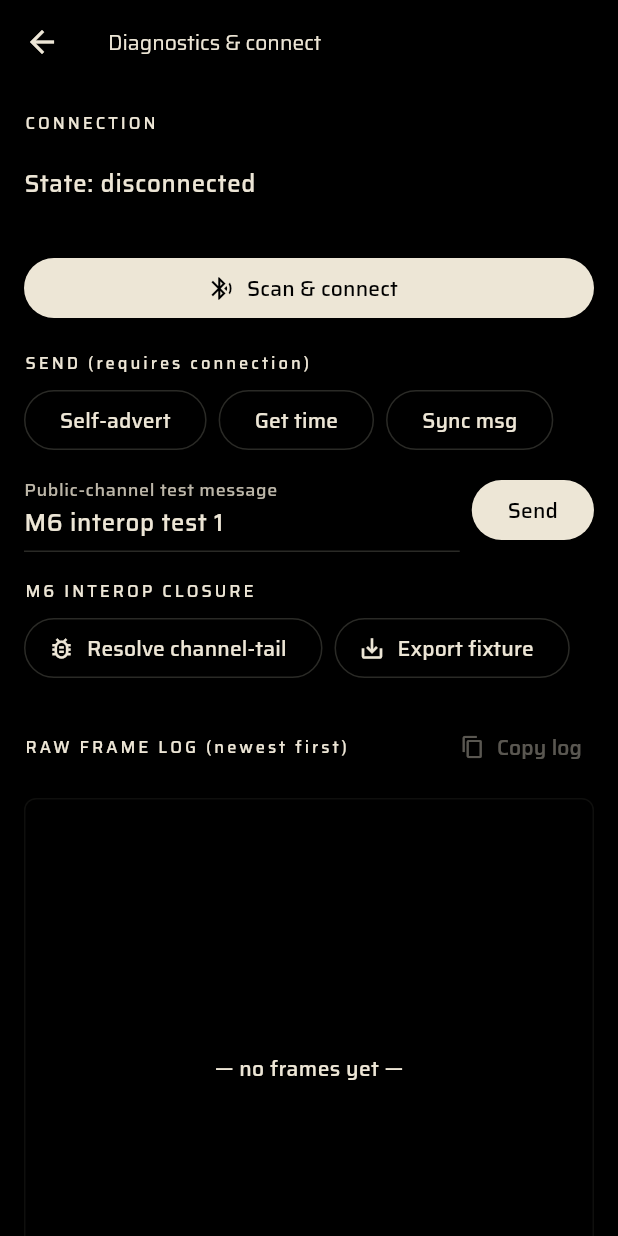
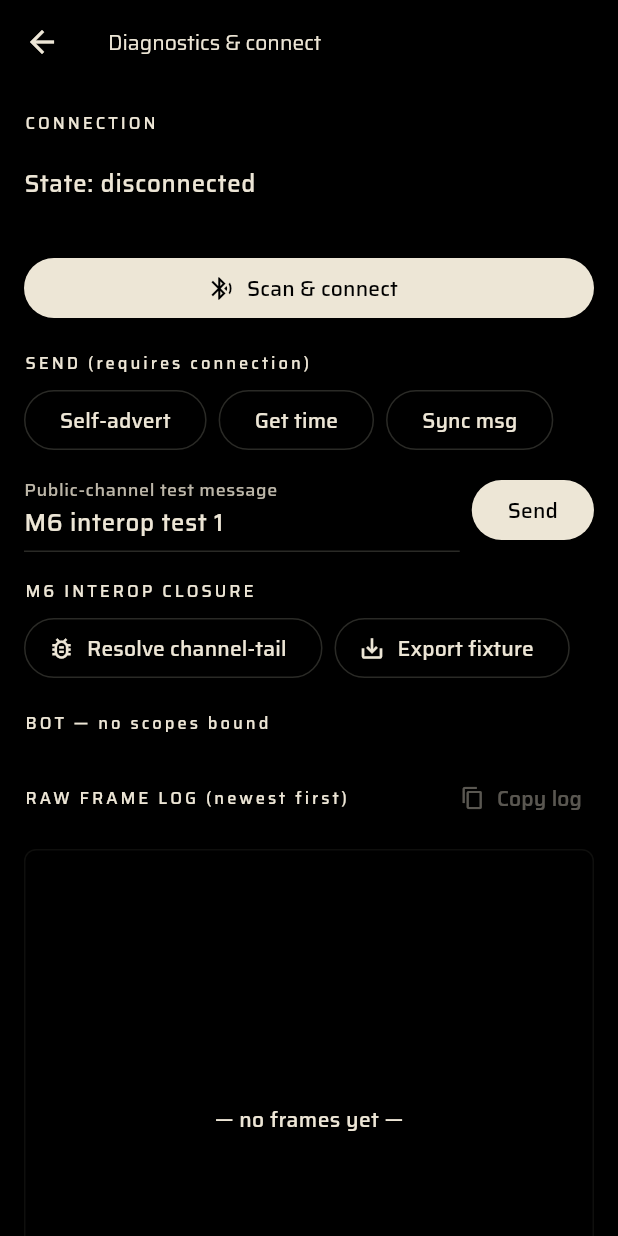
Before and after one commit to IoTone/meshmore-sns, a Flutter app: the DiagnosticsScreen screen opened directly, on a phone screen of 412 x 824 dp. Run offline on Flutter 3.47's test engine with Material 3 defaults, Android fonts, the phone set to English and light mode, and no system bars; our stand-ins replace audioplayers, flutter_blue_plus, flutter_compass, flutter_map, flutter_native_splash, flutter_tts and 9 more; missing offline and left inert: cryptography, flutter_foreground_task, markdown, pointycastle; accounts and stored records are empty.

Commit message:
R59: a soak run now produces evidence you can carry off the phone
Per-scope counters were already visible in each sheet, but a soak is
read AFTERWARDS, often by someone who did not configure it. "Which
scopes were running, what did they do, can I replay it" should be one
screen rather than a tour of every channel and peer.

Adds a BOT SOAK panel to Diagnostics: totals across all scopes, then a
line per scope showing on/off, rx/tx, mode and -- in random mode -- the
seed. Plus a copy button for a JSON report.

The report deliberately carries mode, seed and the reply counter next
to the counts. Those three plus the rulepack are what make a run
reproducible, and a result nobody can replay is not a result. The
rulepack itself is FLAGGED rather than dumped (customRulepack:
true/false) -- it can be long, it is already in the editor, and what
the reader needs to know is whether the default was in play.

Disabled scopes are still reported, because "bound but switched off"
and "never bound" are different findings after a soak. An unused bot
reports an empty scope list rather than failing, and the panel says "no
scopes bound" rather than rendering an empty table that reads like a
broken readout.

606 tests, 0 failures (+8, plus one test host that needed the
provider). flutter analyze lib test clean.

Co-Authored-By: Claude Opus 5 (1M context) <noreply@anthropic.com>

```diff
--- a/meshmore_sns_app/responsive_starter_app/lib/screens/diagnostics_screen.dart
+++ b/meshmore_sns_app/responsive_starter_app/lib/screens/diagnostics_screen.dart
@@ -7,6 +7,9 @@ import 'package:flutter/services.dart';
 import 'package:meshcore/meshcore.dart';
 import 'package:provider/provider.dart';
 
+import '../bot/bot_controller.dart';
+import '../bot/bot_guards.dart';
+import '../bot/responder.dart';
 import '../gen/app_localizations.dart';
 import '../ui/mm_scaffold.dart';
 import '../meshcore/meshcore_connection.dart';
@@ -279,6 +282,9 @@ class _DiagnosticsScreenState extends State<DiagnosticsScreen> {
                 ],
               ),
             ),
+          // R59 — soak evidence. Per-scope counters aggregated here so a
+          // run can be read and exported without opening each sheet.
+          const _BotSoakPanel(),
           Padding(
             padding: const EdgeInsets.fromLTRB(16, 18, 8, 6),
             child: Row(
@@ -367,3 +373,82 @@ class _DiagnosticsScreenState extends State<DiagnosticsScreen> {
     }
   }
 }
+
+/// R59 — bot soak counters, aggregated across every bound scope.
+///
+/// Lives on Diagnostics rather than only in the per-scope sheets
+/// because a soak run is read *afterwards*, often by someone who was
+/// not the one who configured it. "Which scopes were running, what did
+/// they do, and can I replay it" should be one screen, not a tour.
+class _BotSoakPanel extends StatelessWidget {
+  const _BotSoakPanel();
+
+  @override
+  Widget build(BuildContext context) {
+    final ColorScheme cs = Theme.of(context).colorScheme;
+    final BotController bot = context.watch<BotController>();
+    final List<MapEntry<String, BotBinding>> scopes =
+        bot.bindings.entries.toList();
+
+    // Nothing has ever been bound — say so plainly rather than showing
+    // an empty table that looks like a broken readout.
+    if (scopes.isEmpty) {
+      return const Padding(
+        padding: EdgeInsets.fromLTRB(16, 18, 16, 0),
+        child: Text('BOT — no scopes bound',
+            style: TextStyle(fontSize: 11, letterSpacing: 2)),
+      );
+    }
+
+    final BotCounters t = bot.totals();
+    const TextStyle mono =
+        TextStyle(fontFamily: 'JetBrains Mono', fontSize: 11);
+
+    return Padding(
+      padding: const EdgeInsets.fromLTRB(16, 18, 16, 0),
+      child: Column(
+        crossAxisAlignment: CrossAxisAlignment.start,
+        children: <Widget>[
+          Text('BOT SOAK',
+              style: TextStyle(
+                  fontSize: 11, letterSpacing: 2, color: cs.primary)),
+          const SizedBox(height: 6),
+          Text(
+            'total  rx ${t.received}  tx ${t.replied}  '
+            'own ${t.suppressedOwn}  loop ${t.suppressedLoop}  '
+            'rate ${t.suppressedRate}  nomatch ${t.noMatch}',
+            style: mono,
+          ),
+          const SizedBox(height: 4),
+          for (final MapEntry<String, BotBinding> e in scopes)
+            Padding(
+              padding: const EdgeInsets.only(bottom: 2),
+              child: Text(
+                '${e.value.enabled ? "on " : "off"} ${e.key}  '
+                'rx ${e.value.counters.received} '
+                'tx ${e.value.counters.replied} '
+                '(${e.value.mode.id}'
+                '${e.value.mode == BotMode.random ? " seed ${e.value.seed}" : ""})',
+                style: mono.copyWith(
+                    color: e.value.enabled ? cs.onSurface : cs.onSurfaceVariant),
+              ),
+            ),
+          const SizedBox(height: 4),
+          TextButton.icon(
+            icon: const Icon(Icons.copy, size: 16),
+            label: const Text('Copy soak report'),
+            onPressed: () {
+              Clipboard.setData(ClipboardData(text: bot.exportReport()));
+              ScaffoldMessenger.maybeOf(context)
+                ?..hideCurrentSnackBar()
+                ..showSnackBar(const SnackBar(
+                  content: Text('Soak report copied'),
+                  duration: Duration(seconds: 2),
+                ));
+            },
+          ),
+        ],
+      ),
+    );
+  }
+}
```
Also changed, not shown: meshmore_sns_app/responsive_starter_app/lib/bot/bot_controller.dart (+42 -0 lines), 2 other files.
